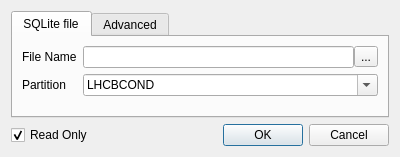
Old version of the form Tools/CondDBUI/qt_resources/OpenDatabaseDialog.ui in the repository pseyfertinsecurelogin/LHCb.
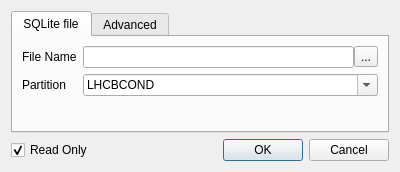
New version of the form.

Diff of the .ui file:
```diff
--- a/Tools/CondDBUI/qt_resources/OpenDatabaseDialog.ui
+++ b/Tools/CondDBUI/qt_resources/OpenDatabaseDialog.ui
@@ -1,13 +1,13 @@
 <ui version="4.0" >
  <author>Marco Clemencic</author>
  <class>OpenDatabaseDialog</class>
- <widget class="QDialog" name="OpenDatabaseDialog" >
-  <property name="geometry" >
+ <widget class="QDialog" name="OpenDatabaseDialog">
+  <property name="geometry">
    <rect>
     <x>0</x>
     <y>0</y>
     <width>400</width>
-    <height>157</height>
+    <height>172</height>
    </rect>
   </property>
   <property name="windowTitle" >
```
Left out of the diff: 166 changed lines with no effect on the pictures.
